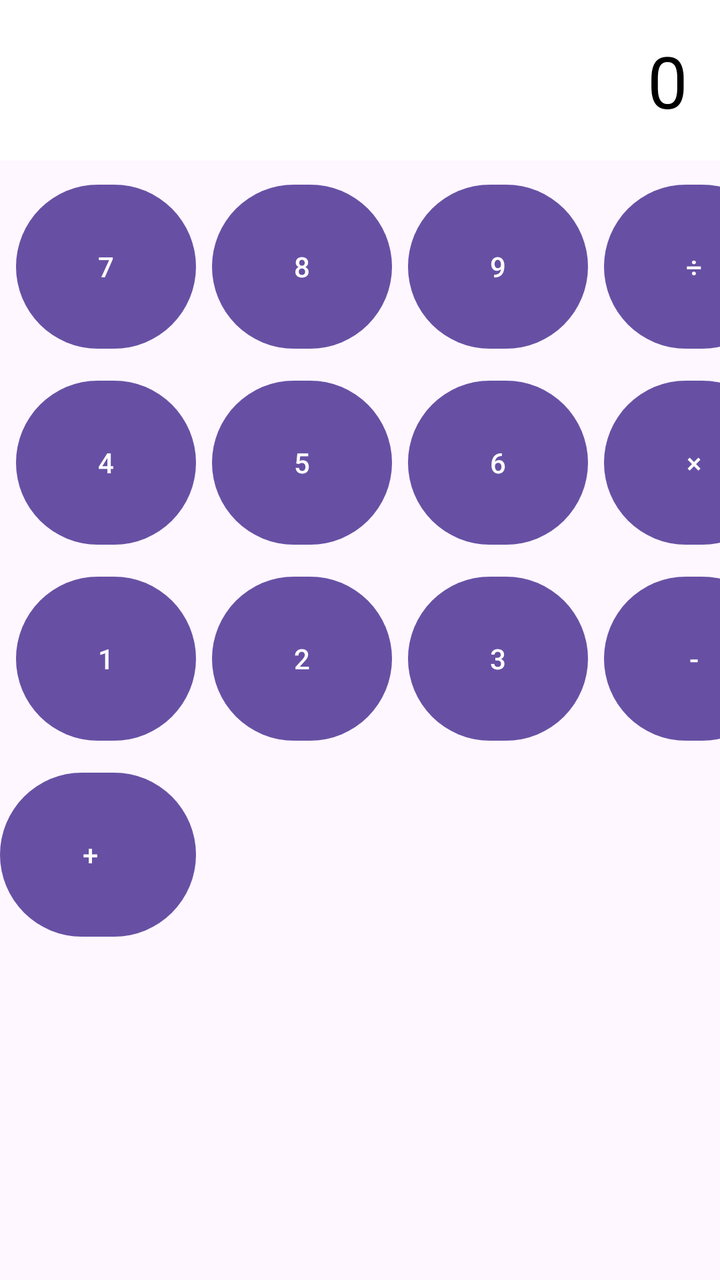
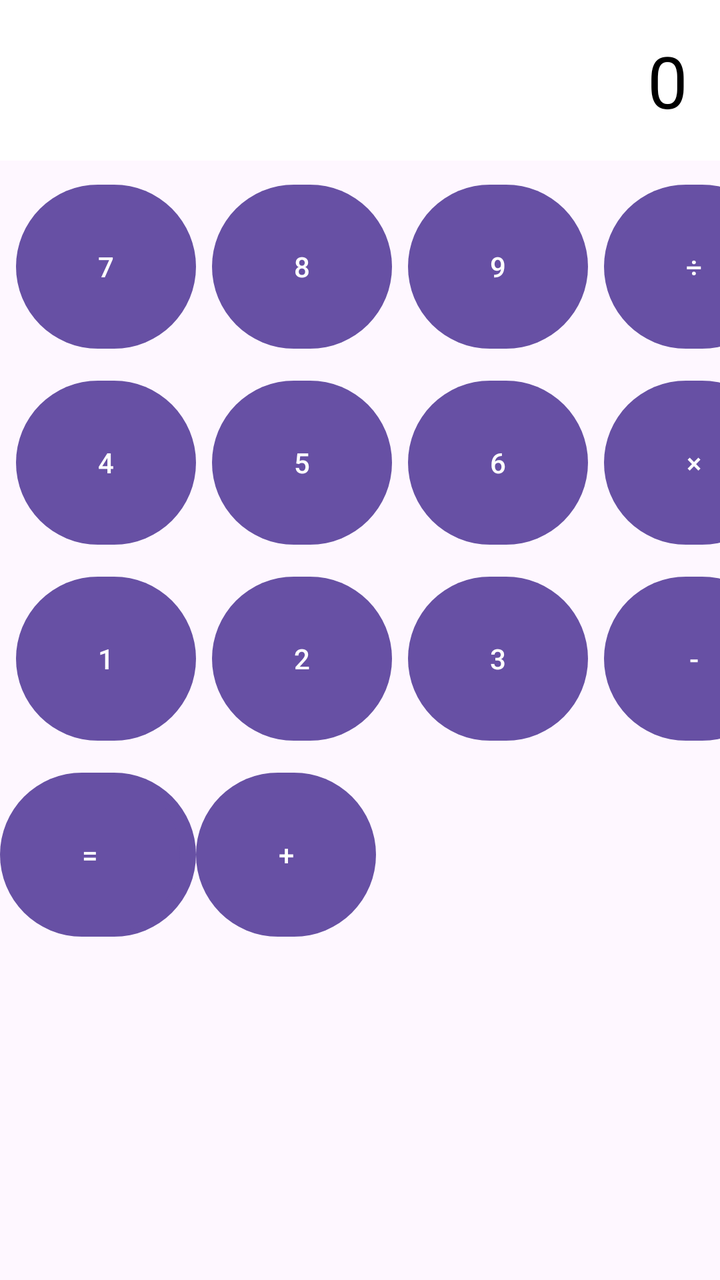

Before-and-after screenshots of an Android layout around one commit, followed by the original layout XML and the change that was made.
<!-- AndroidManifest.xml: application theme Theme.ProjectCalculator -->
<!-- res/layout/activity_main.xml -->
<?xml version="1.0" encoding="utf-8"?>
<androidx.constraintlayout.widget.ConstraintLayout
    xmlns:android="http://schemas.android.com/apk/res/android"
    xmlns:app="http://schemas.android.com/apk/res-auto"
    xmlns:tools="http://schemas.android.com/tools"
    android:id="@+id/main"
    android:layout_width="match_parent"
    android:layout_height="match_parent"
    tools:context=".MainActivity">

    <TextView
        android:id="@+id/tvResult"
        android:layout_width="match_parent"
        android:layout_height="wrap_content"
        android:background="@color/white"
        android:gravity="end"
        android:padding="16dp"
        android:text="0"
        android:textColor="@color/black"
        android:textSize="36sp"
        app:layout_constraintTop_toTopOf="parent"
        app:layout_constraintStart_toStartOf="parent"
        app:layout_constraintEnd_toEndOf="parent"/>

    <Button
        android:id="@+id/btn7"
        android:layout_width="90dp"
        android:layout_height="90dp"
        android:text="7"
        app:layout_constraintStart_toStartOf="parent"
        app:layout_constraintTop_toBottomOf="@id/tvResult"
        android:layout_margin="8dp"/>

    <Button
        android:id="@+id/btn8"
        android:layout_width="90dp"
        android:layout_height="90dp"
        android:text="8"
        app:layout_constraintStart_toEndOf="@id/btn7"
        app:layout_constraintTop_toBottomOf="@id/tvResult"
        android:layout_margin="8dp"/>

    <Button
        android:id="@+id/btn9"
        android:layout_width="90dp"
        android:layout_height="90dp"
        android:text="9"
        app:layout_constraintStart_toEndOf="@id/btn8"
        app:layout_constraintTop_toBottomOf="@id/tvResult"
        android:layout_margin="8dp"/>
    <Button
        android:id="@+id/btnDivide"
        android:layout_width="90dp"
        android:layout_height="90dp"
        android:text="÷"
        app:layout_constraintStart_toEndOf="@id/btn9"
        app:layout_constraintTop_toBottomOf="@id/tvResult"
        android:layout_margin="8dp"/>
    <Button
        android:id="@+id/btn4"
        android:layout_width="90dp"
        android:layout_height="90dp"
        android:text="4"
        app:layout_constraintStart_toStartOf="parent"
        app:layout_constraintTop_toBottomOf="@id/btn7"
        android:layout_margin="8dp"/>
    <Button
        android:id="@+id/btn5"
        android:layout_width="90dp"
        android:layout_height="90dp"
        android:text="5"
        app:layout_constraintStart_toEndOf="@id/btn4"
        app:layout_constraintTop_toBottomOf="@id/btn8"
        android:layout_margin="8dp"/>
    <Button
        android:id="@+id/btn6"
        android:layout_width="90dp"
        android:layout_height="90dp"
        android:text="6"
        app:layout_constraintStart_toEndOf="@+id/btn5"
        app:layout_constraintTop_toBottomOf="@+id/btn9"
        android:layout_margin="8dp"/>
    <Button
        android:id="@+id/btnMultiply"
        android:layout_width="90dp"
        android:layout_height="90dp"
        android:text="×"
        app:layout_constraintStart_toEndOf="@id/btn6"
        app:layout_constraintTop_toBottomOf="@id/btnDivide"
        android:layout_margin="8dp"/>
    <Button
        android:id="@+id/btn1"
        android:layout_width="90dp"
        android:layout_height="90dp"
        android:text="1"
        app:layout_constraintStart_toStartOf="parent"
        app:layout_constraintTop_toBottomOf="@id/btn4"
        android:layout_margin="8dp"/>
    <Button
        android:id="@+id/btn2"
        android:layout_width="90dp"
        android:layout_height="90dp"
        android:text="2"
        app:layout_constraintStart_toEndOf="@id/btn1"
        app:layout_constraintTop_toBottomOf="@id/btn5"
        android:layout_margin="8dp"/>
    <Button
        android:id="@+id/btn3"
        android:layout_width="90dp"
        android:layout_height="90dp"
        android:text="3"
        app:layout_constraintStart_toEndOf="@id/btn2"
        app:layout_constraintTop_toBottomOf="@id/btn6"
        android:layout_margin="8dp"/>
    <Button
        android:id="@+id/btnMinus"
        android:layout_width="90dp"
        android:layout_height="90dp"
        android:text="-"
        app:layout_constraintStart_toEndOf="@id/btn3"
        app:layout_constraintTop_toBottomOf="@id/btnMultiply"
        android:layout_margin="8dp"/>
    <Button
        android:id="@+id/btn0"
        android:layout_width="90dp"
        android:layout_height="90dp"
        android:text="0"
        app:layout_constraintStart_toStartOf="parent"
        app:layout_constraintTop_toBottomOf="@id/btn1"
        android:layout_margin="8dp"/>

    <Button
        android:id="@+id/btnPlus"
        android:layout_width="90dp"
        android:layout_height="90dp"
        android:text="+"
        app:layout_constraintStart_toEndOf="@id/btnEquals"
        app:layout_constraintTop_toBottomOf="@id/btnMinus"
        android:layout_margin="8dp"/>



</androidx.constraintlayout.widget.ConstraintLayout>
<!-- resources referenced by this layout -->
<resources>
  <color name="black">#FF000000</color>
  <color name="white">#FFFFFFFF</color>
  <style name="Theme.ProjectCalculator" parent="Base.Theme.ProjectCalculator" />
  <style name="Base.Theme.ProjectCalculator" parent="Theme.Material3.DayNight.NoActionBar">
          
          
      </style>
</resources>

<!-- the commit's change to res/layout/activity_main.xml (unified diff, before → after) -->
@@ -128,7 +128,14 @@
         app:layout_constraintStart_toStartOf="parent"
         app:layout_constraintTop_toBottomOf="@id/btn1"
         android:layout_margin="8dp"/>
-
+    <Button
+        android:id="@+id/btnEquals"
+        android:layout_width="90dp"
+        android:layout_height="90dp"
+        android:text="="
+        app:layout_constraintStart_toEndOf="@id/btnClear"
+        app:layout_constraintTop_toBottomOf="@id/btn3"
+        android:layout_margin="8dp"/>
     <Button
         android:id="@+id/btnPlus"
         android:layout_width="90dp"
